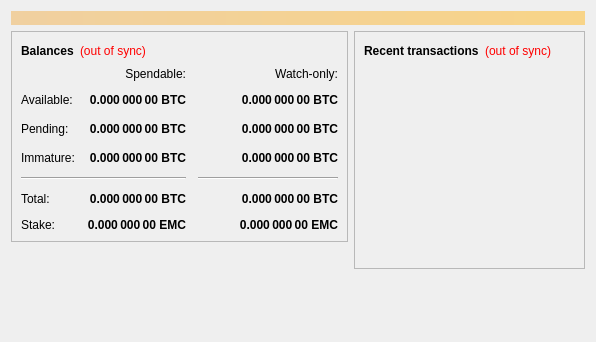
Exgibichi/rt, file src/qt/forms/overviewpage.ui: the form before one commit.
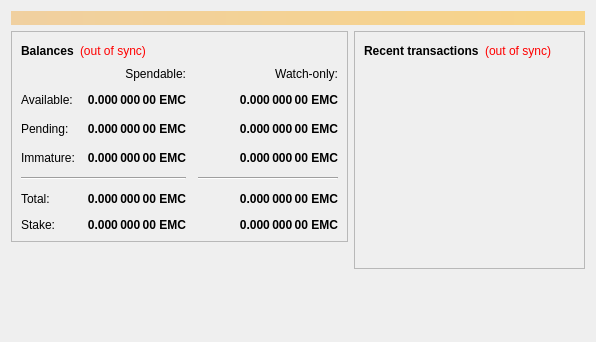
The form after the commit.

```diff
--- a/src/qt/forms/overviewpage.ui
+++ b/src/qt/forms/overviewpage.ui
@@ -112,7 +112,7 @@
                <string>Unconfirmed transactions to watch-only addresses</string>
               </property>
               <property name="text">
-               <string notr="true">0.000 000 00 BTC</string>
+               <string notr="true">0.000 000 00 EMC</string>
               </property>
               <property name="alignment">
                <set>Qt::AlignRight|Qt::AlignTrailing|Qt::AlignVCenter</set>
@@ -137,7 +137,7 @@
                <string>Total of transactions that have yet to be confirmed, and do not yet count toward the spendable balance</string>
               </property>
               <property name="text">
-               <string notr="true">0.000 000 00 BTC</string>
+               <string notr="true">0.000 000 00 EMC</string>
               </property>
               <property name="alignment">
                <set>Qt::AlignRight|Qt::AlignTrailing|Qt::AlignVCenter</set>
@@ -162,7 +162,7 @@
                <string>Mined balance in watch-only addresses that has not yet matured</string>
               </property>
               <property name="text">
-               <string notr="true">0.000 000 00 BTC</string>
+               <string notr="true">0.000 000 00 EMC</string>
               </property>
               <property name="alignment">
                <set>Qt::AlignRight|Qt::AlignTrailing|Qt::AlignVCenter</set>
@@ -220,7 +220,7 @@
                <string>Mined balance that has not yet matured</string>
               </property>
               <property name="text">
-               <string notr="true">0.000 000 00 BTC</string>
+               <string notr="true">0.000 000 00 EMC</string>
               </property>
               <property name="alignment">
                <set>Qt::AlignRight|Qt::AlignTrailing|Qt::AlignVCenter</set>
@@ -265,7 +265,7 @@
                <string>Your current total balance</string>
               </property>
               <property name="text">
-               <string notr="true">0.000 000 00 BTC</string>
+               <string notr="true">0.000 000 00 EMC</string>
               </property>
               <property name="alignment">
                <set>Qt::AlignRight|Qt::AlignTrailing|Qt::AlignVCenter</set>
@@ -290,7 +290,7 @@
                <string>Current total balance in watch-only addresses</string>
               </property>
               <property name="text">
-               <string notr="true">0.000 000 00 BTC</string>
+               <string notr="true">0.000 000 00 EMC</string>
               </property>
               <property name="alignment">
                <set>Qt::AlignRight|Qt::AlignTrailing|Qt::AlignVCenter</set>
@@ -332,7 +332,7 @@
                <string>Your current spendable balance</string>
               </property>
               <property name="text">
-               <string notr="true">0.000 000 00 BTC</string>
+               <string notr="true">0.000 000 00 EMC</string>
               </property>
               <property name="alignment">
                <set>Qt::AlignRight|Qt::AlignTrailing|Qt::AlignVCenter</set>
@@ -357,7 +357,7 @@
                <string>Your current balance in watch-only addresses</string>
               </property>
               <property name="text">
-               <string notr="true">0.000 000 00 BTC</string>
+               <string notr="true">0.000 000 00 EMC</string>
               </property>
               <property name="alignment">
                <set>Qt::AlignRight|Qt::AlignTrailing|Qt::AlignVCenter</set>
```
Left out of the diff: 4 changed lines with no effect on the pictures.
